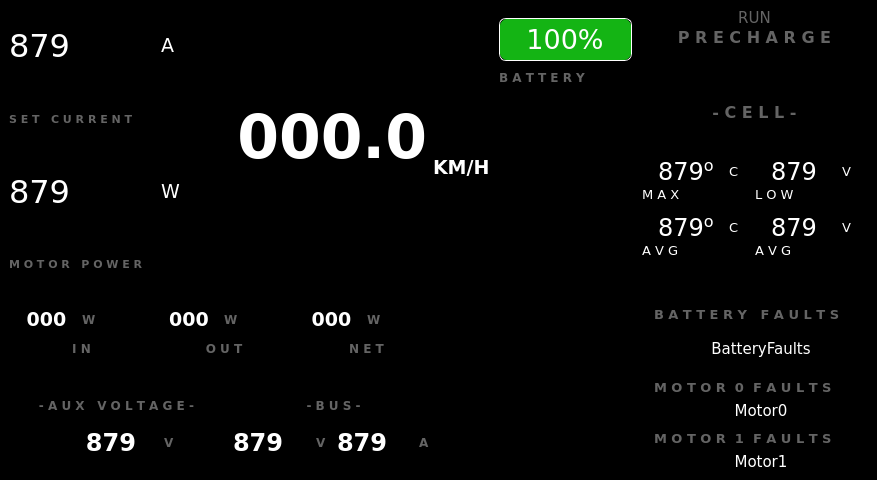
Qt form src/ViewLayer/RaceModeDisplay/RaceModeDashboardUI.ui (UCSolarCarTeam/Epsilon-Dashboard) before a commit.
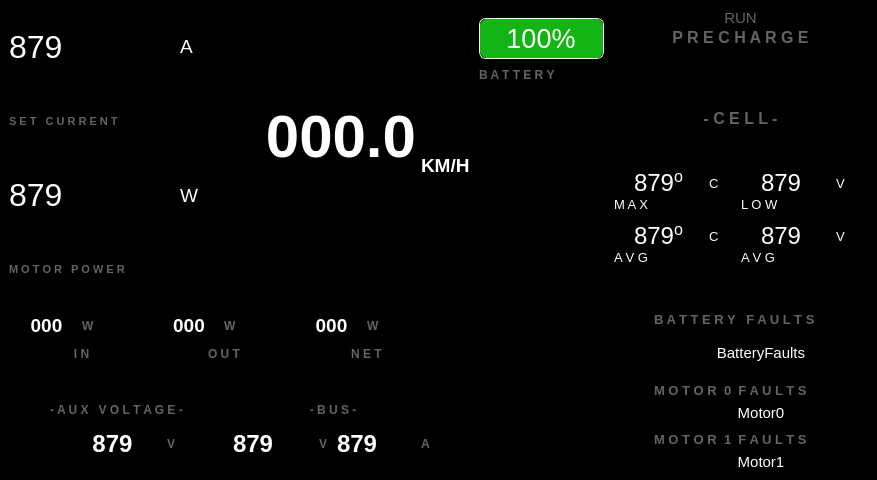
The same form after that commit. Icons and pictures are not drawn.

Commit message:
Remove font type from .ui files
Plan is to have the fonts loaded from the Ui. Widgets that have fonts set in ui must be set manually, but otherwise QApplication::setFont can access it.
fixup race mode font

```diff
--- a/src/ViewLayer/RaceModeDisplay/RaceModeDashboardUI.ui
+++ b/src/ViewLayer/RaceModeDisplay/RaceModeDashboardUI.ui
@@ -463,7 +463,6 @@
     <widget class="QWidget" name="widget" native="true">
      <property name="font">
       <font>
-       <family>DejaVu Sans</family>
        <weight>75</weight>
        <bold>true</bold>
       </font>
@@ -473,7 +472,6 @@
        <widget class="QWidget" name="topWidget" native="true">
         <property name="font">
          <font>
-          <family>DejaVu Sans</family>
           <weight>75</weight>
           <bold>true</bold>
          </font>
@@ -498,7 +496,6 @@
           <widget class="QWidget" name="topWidgetMainLayout" native="true">
            <property name="font">
             <font>
-             <family>DejaVu Sans</family>
              <weight>75</weight>
              <bold>true</bold>
             </font>
@@ -526,7 +523,6 @@
              <widget class="QWidget" name="motorDetailsWidget" native="true">
               <property name="font">
                <font>
-                <family>DejaVu Sans</family>
                 <weight>75</weight>
                 <bold>true</bold>
                </font>
@@ -551,7 +547,6 @@
                 <widget class="QFrame" name="setCurrentWidget">
                  <property name="font">
                   <font>
-                   <family>DejaVu Sans</family>
                    <weight>75</weight>
                    <bold>true</bold>
                   </font>
@@ -576,7 +571,6 @@
                    <widget class="QLabel" name="setCurrentTitleLabel">
                     <property name="font">
                      <font>
-                      <family>DejaVu Sans</family>
                       <pointsize>8</pointsize>
                       <weight>75</weight>
                       <bold>true</bold>
@@ -599,7 +593,6 @@
                    <widget class="QLabel" name="setCurrentUnitsLabel">
                     <property name="font">
                      <font>
-                      <family>DejaVu Sans</family>
                       <pointsize>14</pointsize>
                       <weight>50</weight>
                       <bold>false</bold>
@@ -620,10 +613,7 @@
                    <widget class="QLabel" name="setCurrentLabel">
                     <property name="font">
                      <font>
-                      <family>DejaVu Sans</family>
                       <pointsize>24</pointsize>
-                      <weight>50</weight>
-                      <bold>false</bold>
                      </font>
                     </property>
                     <property name="styleSheet">
@@ -644,7 +634,6 @@
                 <widget class="QWidget" name="motorPowerWidget" native="true">
                  <property name="font">
                   <font>
-                   <family>DejaVu Sans</family>
                    <weight>75</weight>
                    <bold>true</bold>
                   </font>
@@ -669,7 +658,6 @@
                    <widget class="QLabel" name="motorPowerTitleLabel">
                     <property name="font">
                      <font>
-                      <family>DejaVu Sans</family>
                       <pointsize>8</pointsize>
                       <weight>75</weight>
                       <bold>true</bold>
@@ -692,7 +680,6 @@
                    <widget class="QLabel" name="motorPowerUnitsLabel">
                     <property name="font">
                      <font>
-                      <family>DejaVu Sans</family>
                       <pointsize>14</pointsize>
                       <weight>50</weight>
                       <bold>false</bold>
@@ -713,7 +700,6 @@
                    <widget class="QLabel" name="motorPowerLabel">
                     <property name="font">
                      <font>
-                      <family>DejaVu Sans</family>
                       <pointsize>24</pointsize>
                       <weight>50</weight>
                       <bold>false</bold>
@@ -740,7 +726,6 @@
              <widget class="QWidget" name="centerWidget" native="true">
               <property name="font">
                <font>
-                <family>DejaVu Sans</family>
                 <weight>75</weight>
                 <bold>true</bold>
                </font>
@@ -768,7 +753,6 @@
                 <spacer name="verticalSpacer">
                  <property name="font">
                   <font>
-                   <family>DejaVu Sans</family>
                    <weight>75</weight>
                    <bold>true</bold>
                   </font>
@@ -800,7 +784,6 @@
                  </property>
                  <property name="font">
                   <font>
-                   <family>DejaVu Sans</family>
                    <pointsize>45</pointsize>
                    <weight>75</weight>
                    <italic>false</italic>
@@ -833,7 +816,6 @@
                 <widget class="QWidget" name="stateOfChargeDetailsWidget" native="true">
                  <property name="font">
                   <font>
-                   <family>DejaVu Sans</family>
                    <weight>75</weight>
                    <bold>true</bold>
                   </font>
@@ -858,7 +840,6 @@
                     </property>
                     <property name="font">
                      <font>
-                      <family>DejaVu Sans</family>
                       <pointsize>20</pointsize>
                       <weight>50</weight>
                       <italic>false</italic>
@@ -911,7 +892,6 @@
                     </property>
                     <property name="font">
                      <font>
-                      <family>DejaVu Sans</family>
                       <weight>75</weight>
                       <bold>true</bold>
                      </font>
@@ -942,7 +922,6 @@
                  </property>
                  <property name="font">
                   <font>
-                   <family>DejaVu Sans</family>
                    <pointsize>14</pointsize>
                    <weight>75</weight>
                    <bold>true</bold>
@@ -963,7 +942,6 @@
                 <widget class="QWidget" name="resetButtonWidget" native="true">
                  <property name="font">
                   <font>
-                   <family>DejaVu Sans</family>
                    <weight>75</weight>
                    <bold>true</bold>
                   </font>
@@ -985,7 +963,6 @@
                     </property>
                     <property name="font">
                      <font>
-                      <family>DejaVu Sans</family>
                       <weight>75</weight>
                       <bold>true</bold>
                      </font>
@@ -1009,7 +986,6 @@
              <widget class="QWidget" name="batteryDataWidget" native="true">
               <property name="font">
                <font>
-                <family>DejaVu Sans</family>
                 <weight>75</weight>
                 <bold>true</bold>
                </font>
@@ -1037,7 +1013,6 @@
                 <widget class="QWidget" name="prechargeInfoWidget" native="true">
                  <property name="font">
                   <font>
-                   <family>DejaVu Sans</family>
                    <weight>75</weight>
                    <bold>true</bold>
                   </font>
@@ -1068,7 +1043,6 @@
                     </property>
                     <property name="font">
                      <font>
-                      <family>DejaVu Sans</family>
                       <pointsize>11</pointsize>
                       <weight>50</weight>
                       <bold>false</bold>
@@ -1101,7 +1075,6 @@
                     </property>
                     <property name="font">
                      <font>
-                      <family>DejaVu Sans</family>
                       <pointsize>12</pointsize>
                       <weight>75</weight>
                       <bold>true</bold>
@@ -1126,7 +1099,6 @@
                 <widget class="QWidget" name="cellIInfoWidget" native="true">
                  <property name="font">
                   <font>
-                   <family>DejaVu Sans</family>
                    <weight>75</weight>
                    <bold>true</bold>
                   </font>
@@ -1157,7 +1129,6 @@
                     </property>
                     <property name="font">
                      <font>
-                      <family>DejaVu Sans</family>
                       <weight>75</weight>
                       <bold>true</bold>
                      </font>
@@ -1185,7 +1156,6 @@
                       <widget class="QLabel" name="cellTitleWidget">
                        <property name="font">
                         <font>
-                         <family>DejaVu Sans</family>
                          <pointsize>12</pointsize>
                          <weight>75</weight>
                          <bold>true</bold>
@@ -1207,7 +1177,6 @@
                       <widget class="QWidget" name="cellDataWidget" native="true">
                        <property name="font">
                         <font>
-                         <family>DejaVu Sans</family>
                          <weight>75</weight>
                          <bold>true</bold>
                         </font>
@@ -1235,7 +1204,6 @@
                          <widget class="QWidget" name="maxLowWidget" native="true">
                           <property name="font">
                            <font>
-                            <family>DejaVu Sans</family>
                             <weight>75</weight>
                             <bold>true</bold>
                            </font>
@@ -1263,7 +1231,6 @@
                             <widget class="QWidget" name="maxCellTempuratureInfo" native="true">
                              <property name="font">
                               <font>
-                               <family>DejaVu Sans</family>
                                <weight>75</weight>
                                <bold>true</bold>
                               </font>
@@ -1288,7 +1255,6 @@
                                <widget class="QWidget" name="maxCellTempWidget" native="true">
                                 <property name="font">
                                  <font>
-                                  <family>DejaVu Sans</family>
                                   <weight>75</weight>
                                   <bold>true</bold>
                                  </font>
@@ -1319,7 +1285,6 @@
                                    </property>
                                    <property name="font">
                                     <font>
-                                     <family>DejaVu Sans</family>
                                      <pointsize>18</pointsize>
                                      <weight>50</weight>
                                      <bold>false</bold>
@@ -1350,7 +1315,6 @@
                                    </property>
                                    <property name="font">
                                     <font>
-                                     <family>DejaVu Sans</family>
                                      <pointsize>10</pointsize>
                                      <weight>50</weight>
                                      <bold>false</bold>
@@ -1377,7 +1341,6 @@
                                <widget class="QLabel" name="maxCellTemperatureTitleLabel">
                                 <property name="font">
                                  <font>
-                                  <family>DejaVu Sans</family>
                                   <pointsize>10</pointsize>
                                   <weight>50</weight>
                                   <bold>false</bold>
@@ -1402,7 +1365,6 @@
                             <widget class="QWidget" name="lowCellVoltageInfo" native="true">
                              <property name="font">
                               <font>
-                               <family>DejaVu Sans</family>
                                <weight>75</weight>
                                <bold>true</bold>
                               </font>
@@ -1427,7 +1389,6 @@
                                <widget class="QWidget" name="lowestCellVoltageWidget" native="true">
                                 <property name="font">
                                  <font>
-                                  <family>DejaVu Sans</family>
                                   <weight>75</weight>
                                   <bold>true</bold>
                                  </font>
@@ -1458,7 +1419,6 @@
                                    </property>
                                    <property name="font">
                                     <font>
-                                     <family>DejaVu Sans</family>
                                      <pointsize>18</pointsize>
                                      <weight>50</weight>
                                      <bold>false</bold>
@@ -1489,7 +1449,6 @@
                                    </property>
                                    <property name="font">
                                     <font>
-                                     <family>DejaVu Sans</family>
                                      <pointsize>10</pointsize>
                                      <weight>50</weight>
                                      <bold>false</bold>
@@ -1514,7 +1473,6 @@
                                <widget class="QLabel" name="lowCellVoltageTitle">
                                 <property name="font">
                                  <font>
-                                  <family>DejaVu Sans</family>
                                   <pointsize>10</pointsize>
                                   <weight>50</weight>
                                   <bold>false</bold>
@@ -1542,7 +1500,6 @@
                          <widget class="QWidget" name="avgTempVoltageWidget" native="true">
                           <property name="font">
                            <font>
-                            <family>DejaVu Sans</family>
                             <weight>75</weight>
                             <bold>true</bold>
                            </font>
@@ -1570,7 +1527,6 @@
                             <widget class="QWidget" name="avgTempratureInfo" native="true">
                              <property name="font">
                               <font>
-                               <family>DejaVu Sans</family>
                                <weight>75</weight>
                                <bold>true</bold>
                               </font>
@@ -1595,7 +1551,6 @@
                                <widget class="QWidget" name="averageTempuratureWidget" native="true">
                                 <property name="font">
                                  <font>
-                                  <family>DejaVu Sans</family>
                                   <pointsize>18</pointsize>
                                   <weight>75</weight>
                                   <bold>true</bold>
@@ -1627,7 +1582,6 @@
                                    </property>
                                    <property name="font">
                                     <font>
-                                     <family>DejaVu Sans</family>
                                      <pointsize>18</pointsize>
                                      <weight>50</weight>
                                      <bold>false</bold>
@@ -1658,7 +1612,6 @@
                                    </property>
                                    <property name="font">
                                     <font>
-                                     <family>DejaVu Sans</family>
                                      <pointsize>10</pointsize>
                                      <weight>50</weight>
                                      <bold>false</bold>
@@ -1682,7 +1635,6 @@
                                <widget class="QLabel" name="averageCellTempTitle">
                                 <property name="font">
                                  <font>
-                                  <family>DejaVu Sans</family>
                                   <pointsize>10</pointsize>
                                   <weight>50</weight>
                                   <bold>false</bold>
@@ -1707,7 +1659,6 @@
                             <widget class="QWidget" name="avgCellInfoWidget" native="true">
                              <property name="font">
                               <font>
-                               <family>DejaVu Sans</family>
                                <weight>75</weight>
                                <bold>true</bold>
                               </font>
@@ -1732,7 +1683,6 @@
                                <widget class="QWidget" name="avgCellVoltageWidget" native="true">
                                 <property name="font">
                                  <font>
-                                  <family>DejaVu Sans</family>
                                   <weight>75</weight>
                                   <bold>true</bold>
                                  </font>
@@ -1763,7 +1713,6 @@
                                    </property>
                                    <property name="font">
                                     <font>
-                                     <family>DejaVu Sans</family>
                                      <pointsize>18</pointsize>
                                      <weight>50</weight>
                                      <bold>false</bold>
@@ -1794,7 +1743,6 @@
                                    </property>
                                    <property name="font">
                                     <font>
-                                     <family>DejaVu Sans</family>
                                      <pointsize>10</pointsize>
                                      <weight>50</weight>
                                      <bold>false</bold>
@@ -1816,7 +1764,6 @@
                                <widget class="QLabel" name="avgCellVoltageTitle">
                                 <property name="font">
                                  <font>
-                                  <family>DejaVu Sans</family>
                                   <pointsize>10</pointsize>
                                   <weight>50</weight>
                                   <bold>false</bold>
@@ -1885,7 +1832,6 @@
        <widget class="QWidget" name="bottomWidget" native="true">
         <property name="font">
          <font>
-          <family>DejaVu Sans</family>
           <weight>75</weight>
           <bold>true</bold>
          </font>
@@ -1913,7 +1859,6 @@
           <widget class="QWidget" name="BottomLeftCorner" native="true">
            <property name="font">
             <font>
-             <family>DejaVu Sans</family>
              <weight>75</weight>
              <bold>true</bold>
             </font>
@@ -1941,7 +1886,6 @@
              <widget class="QFrame" name="arrayPowerWidget">
               <property name="font">
                <font>
-                <family>DejaVu Sans</family>
                 <weight>75</weight>
                 <bold>true</bold>
                </font>
@@ -1975,7 +1919,6 @@
                 <widget class="QFrame" name="powerInWidget">
                  <property name="font">
                   <font>
-                   <family>DejaVu Sans</family>
                    <weight>75</weight>
                    <bold>true</bold>
                   </font>
@@ -2006,7 +1949,6 @@
                    <widget class="QWidget" name="powerInDataWidget" native="true">
                     <property name="font">
                      <font>
-                      <family>DejaVu Sans</family>
                       <weight>75</weight>
                       <bold>true</bold>
                      </font>
@@ -2031,7 +1973,6 @@
                       <widget class="QLabel" name="powerInLabel">
                        <property name="font">
                         <font>
-                         <family>DejaVu Sans</family>
                          <pointsize>14</pointsize>
                          <weight>75</weight>
                          <bold>true</bold>
@@ -2055,7 +1996,6 @@
                        </property>
                        <property name="font">
                         <font>
-                         <family>DejaVu Sans</family>
                          <weight>75</weight>
                          <bold>true</bold>
                         </font>
@@ -2075,7 +2015,6 @@
                    <widget class="QLabel" name="powerInTitleLabel">
                     <property name="font">
                      <font>
-                      <family>DejaVu Sans</family>
                       <weight>75</weight>
                       <bold>true</bold>
                      </font>
@@ -2095,7 +2034,6 @@
                    <spacer name="verticalSpacer_2">
                     <property name="font">
                      <font>
-                      <family>DejaVu Sans</family>
                       <weight>75</weight>
                       <bold>true</bold>
                      </font>
@@ -2121,7 +2059,6 @@
                 <widget class="QFrame" name="powerOutWidget">
                  <property name="font">
                   <font>
-                   <family>DejaVu Sans</family>
                    <weight>75</weight>
                    <bold>true</bold>
                   </font>
@@ -2152,7 +2089,6 @@
                    <widget class="QWidget" name="powerOutDataWidget" native="true">
                     <property name="font">
                      <font>
-                      <family>DejaVu Sans</family>
                       <weight>75</weight>
                       <bold>true</bold>
                      </font>
@@ -2177,7 +2113,6 @@
                       <widget class="QLabel" name="powerOutLabel">
                        <property name="font">
                         <font>
-                         <family>DejaVu Sans</family>
                          <pointsize>14</pointsize>
                          <weight>75</weight>
                          <bold>true</bold>
@@ -2201,7 +2136,6 @@
                        </property>
                        <property name="font">
                         <font>
-                         <family>DejaVu Sans</family>
                          <weight>75</weight>
                          <bold>true</bold>
                         </font>
@@ -2221,7 +2155,6 @@
                    <widget class="QLabel" name="powerOutTitleLabel">
                     <property name="font">
                      <font>
-                      <family>DejaVu Sans</family>
                       <weight>75</weight>
                       <bold>true</bold>
                      </font>
@@ -2241,7 +2174,6 @@
                    <spacer name="verticalSpacer_3">
                     <property name="font">
                      <font>
-                      <family>DejaVu Sans</family>
                       <weight>75</weight>
                       <bold>true</bold>
                      </font>
@@ -2267,7 +2199,6 @@
                 <widget class="QFrame" name="netPowerWidget">
                  <property name="font">
                   <font>
-                   <family>DejaVu Sans</family>
                    <weight>75</weight>
                    <bold>true</bold>
                   </font>
@@ -2298,7 +2229,6 @@
                    <widget class="QWidget" name="netPowerDataWidget" native="true">
                     <property name="font">
                      <font>
-                      <family>DejaVu Sans</family>
                       <weight>75</weight>
                       <bold>true</bold>
                      </font>
@@ -2323,7 +2253,6 @@
                       <widget class="QLabel" name="netPowerLabel">
                        <property name="font">
                         <font>
-                         <family>DejaVu Sans</family>
                          <pointsize>14</pointsize>
                          <weight>75</weight>
                          <bold>true</bold>
@@ -2347,7 +2276,6 @@
                        </property>
                        <property name="font">
                         <font>
-                         <family>DejaVu Sans</family>
                          <weight>75</weight>
                          <bold>true</bold>
                         </font>
@@ -2367,7 +2295,6 @@
                    <widget class="QLabel" name="netPowerTitle">
                     <property name="font">
                      <font>
-                      <family>DejaVu Sans</family>
                       <weight>75</weight>
                       <bold>true</bold>
                      </font>
@@ -2387,7 +2314,6 @@
                    <spacer name="verticalSpacer_4">
                     <property name="font">
                      <font>
-                      <family>DejaVu Sans</family>
                       <weight>75</weight>
                       <bold>true</bold>
                      </font>
@@ -2416,7 +2342,6 @@
              <widget class="QWidget" name="AuxBusVoltageWidget" native="true">
               <property name="font">
                <font>
-                <family>DejaVu Sans</family>
                 <weight>75</weight>
                 <bold>true</bold>
                </font>
@@ -2444,7 +2369,6 @@
                 <widget class="QWidget" name="auxVoltageWidget" native="true">
                  <property name="font">
                   <font>
-                   <family>DejaVu Sans</family>
                    <weight>75</weight>
                    <bold>true</bold>
                   </font>
@@ -2478,7 +2402,6 @@
                     </property>
                     <property name="font">
                      <font>
-                      <family>DejaVu Sans</family>
                       <weight>75</weight>
                       <bold>true</bold>
                      </font>
@@ -2501,7 +2424,6 @@
                    <widget class="QWidget" name="auxVoltageValuesWidget" native="true">
                     <property name="font">
                      <font>
-                      <family>DejaVu Sans</family>
                       <weight>75</weight>
                       <bold>true</bold>
                      </font>
@@ -2514,7 +2436,6 @@
                       <spacer name="horizontalSpacer">
                        <property name="font">
                         <font>
-                         <family>DejaVu Sans</family>
                          <weight>75</weight>
                          <bold>true</bold>
                         </font>
@@ -2537,7 +2458,6 @@
                       <widget class="QLabel" name="auxVoltageLabel">
                        <property name="font">
                         <font>
-                         <family>DejaVu Sans</family>
                          <pointsize>18</pointsize>
                          <weight>75</weight>
                          <bold>true</bold>
@@ -2561,7 +2481,6 @@
                        </property>
                        <property name="font">
                         <font>
-                         <family>DejaVu Sans</family>
                          <weight>75</weight>
                          <bold>true</bold>
                         </font>
@@ -2578,7 +2497,6 @@
                       <spacer name="horizontalSpacer_2">
                        <property name="font">
                         <font>
-                         <family>DejaVu Sans</family>
                          <weight>75</weight>
                          <bold>true</bold>
                         </font>
@@ -2607,7 +2525,6 @@
                 <widget class="QWidget" name="busInfoWidget" native="true">
                  <property name="font">
                   <font>
-                   <family>DejaVu Sans</family>
                    <weight>75</weight>
                    <bold>true</bold>
                   </font>
@@ -2641,7 +2558,6 @@
                     </property>
                     <property name="font">
                      <font>
-                      <family>DejaVu Sans</family>
                       <weight>75</weight>
                       <bold>true</bold>
                      </font>
@@ -2661,7 +2577,6 @@
                    <widget class="QWidget" name="busInfoData" native="true">
                     <property name="font">
                      <font>
-                      <family>DejaVu Sans</family>
                       <weight>75</weight>
                       <bold>true</bold>
                      </font>
@@ -2677,7 +2592,6 @@
                       <widget class="QWidget" name="busVoltageData" native="true">
                        <property name="font">
                         <font>
-                         <family>DejaVu Sans</family>
                          <weight>75</weight>
                          <bold>true</bold>
                         </font>
@@ -2702,7 +2616,6 @@
                          <widget class="QLabel" name="busVoltageLabel">
                           <property name="font">
                            <font>
-                            <family>DejaVu Sans</family>
                             <pointsize>18</pointsize>
                             <weight>75</weight>
                             <bold>true</bold>
@@ -2723,7 +2636,6 @@
                           </property>
                           <property name="font">
                            <font>
-                            <family>DejaVu Sans</family>
                             <weight>75</weight>
                             <bold>true</bold>
                            </font>
@@ -2743,7 +2655,6 @@
                       <widget class="QWidget" name="busCurrentData" native="true">
                        <property name="font">
                         <font>
-                         <family>DejaVu Sans</family>
                          <weight>75</weight>
                          <bold>true</bold>
                         </font>
@@ -2768,7 +2679,6 @@
                          <widget class="QLabel" name="busCurrentLabel">
                           <property name="font">
                            <font>
-                            <family>DejaVu Sans</family>
                             <pointsize>18</pointsize>
                             <weight>75</weight>
                             <bold>true</bold>
@@ -2789,7 +2699,6 @@
                           </property>
                           <property name="font">
                            <font>
-                            <family>DejaVu Sans</family>
                             <weight>75</weight>
                             <bold>true</bold>
                            </font>
@@ -2821,7 +2730,6 @@
           <widget class="QWidget" name="BottomRightWidget" native="true">
            <property name="font">
             <font>
-             <family>DejaVu Sans</family>
              <weight>75</weight>
              <bold>true</bold>
             </font>
@@ -2849,7 +2757,6 @@
              <widget class="QWidget" name="lightIconWidget" native="true">
               <property name="font">
                <font>
-                <family>DejaVu Sans</family>
                 <weight>75</weight>
                 <bold>true</bold>
                </font>
@@ -2874,7 +2781,6 @@
                 <widget class="QWidget" name="turnSignalWidget" native="true">
                  <property name="font">
                   <font>
-                   <family>DejaVu Sans</family>
                    <weight>75</weight>
                    <bold>true</bold>
                   </font>
@@ -2896,7 +2802,6 @@
                     </property>
                     <property name="font">
                      <font>
-                      <family>DejaVu Sans</family>
                       <weight>75</weight>
                       <bold>true</bold>
                      </font>
@@ -2922,7 +2827,6 @@
                     </property>
                     <property name="font">
                      <font>
-                      <family>DejaVu Sans</family>
                       <weight>75</weight>
                       <bold>true</bold>
                      </font>
@@ -2940,7 +2844,6 @@
                 <widget class="QWidget" name="headlightsWidget" native="true">
                  <property name="font">
                   <font>
-                   <family>DejaVu Sans</family>
                    <weight>75</weight>
                    <bold>true</bold>
                   </font>
@@ -2962,7 +2865,6 @@
                     </property>
                     <property name="font">
                      <font>
-                      <family>DejaVu Sans</family>
                       <weight>75</weight>
                       <bold>true</bold>
                      </font>
@@ -2988,7 +2890,6 @@
                     </property>
                     <property name="font">
                      <font>
-                      <family>DejaVu Sans</family>
                       <weight>75</weight>
                       <bold>true</bold>
                      </font>
@@ -3014,7 +2915,6 @@
               </property>
               <property name="font">
                <font>
-                <family>DejaVu Sans</family>
                 <weight>75</weight>
                 <bold>true</bold>
                </font>
@@ -3042,7 +2942,6 @@
                 <widget class="QWidget" name="batteryFaultsWidget" native="true">
                  <property name="font">
                   <font>
-                   <family>DejaVu Sans</family>
                    <weight>75</weight>
                    <bold>true</bold>
                   </font>
@@ -3073,7 +2972,6 @@
                     </property>
                     <property name="font">
                      <font>
-                      <family>DejaVu Sans</family>
                       <pointsize>10</pointsize>
                       <weight>75</weight>
                       <bold>true</bold>
@@ -3109,7 +3007,6 @@
                     </property>
                     <property name="font">
                      <font>
-                      <family>DejaVu Sans</family>
                       <pointsize>11</pointsize>
                       <weight>50</weight>
                       <bold>false</bold>
@@ -3137,7 +3034,6 @@
                 <widget class="QWidget" name="motorZeroFaultsWidget" native="true">
                  <property name="font">
                   <font>
-                   <family>DejaVu Sans</family>
                    <weight>75</weight>
                    <bold>true</bold>
                   </font>
@@ -3168,7 +3064,6 @@
                     </property>
                     <property name="font">
                      <font>
-                      <family>DejaVu Sans</family>
                       <pointsize>10</pointsize>
                       <weight>75</weight>
                       <bold>true</bold>
@@ -3198,7 +3093,6 @@
                     </property>
                     <property name="font">
                      <font>
-                      <family>DejaVu Sans</family>
                       <pointsize>11</pointsize>
                       <weight>50</weight>
                       <bold>false</bold>
@@ -3229,7 +3123,6 @@
                  </property>
                  <property name="font">
                   <font>
-                   <family>DejaVu Sans</family>
                    <weight>75</weight>
                    <bold>true</bold>
                   </font>
@@ -3260,7 +3153,6 @@
                     </property>
                     <property name="font">
                      <font>
-                      <family>DejaVu Sans</family>
                       <pointsize>10</pointsize>
                       <weight>75</weight>
                       <bold>true</bold>
@@ -3284,7 +3176,6 @@
                     </property>
                     <property name="font">
                      <font>
-                      <family>DejaVu Sans</family>
                       <pointsize>11</pointsize>
                       <weight>50</weight>
                       <bold>false</bold>
```
Left out of the diff: 1 changed line with no effect on the pictures.
